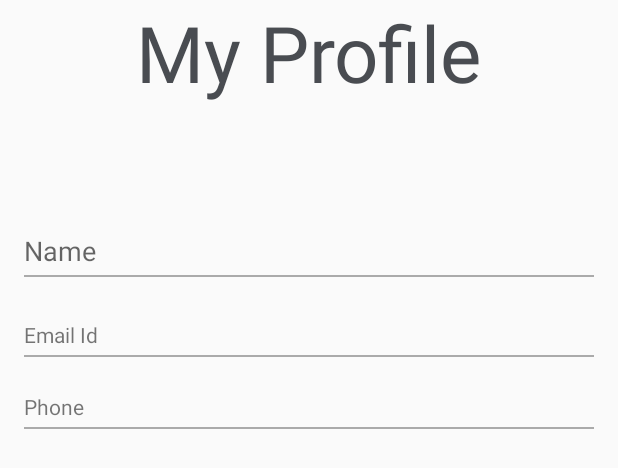
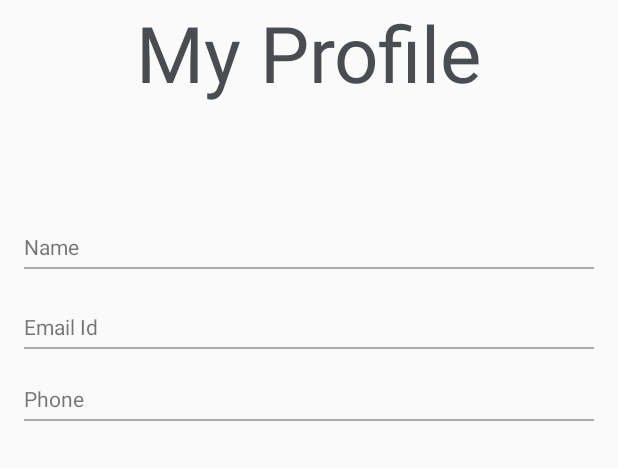
Before and after one commit to Vibeosys/NearbyPets, an Android app: the layout new_profile.xml on its own in the app's theme, with its tools: preview values and no code run, on a phone screen of 412 x 824 dp. Shown: the top 468 px of the screen. Run offline under Robolectric (Android 15) with nearby library versions, the phone set to English and light mode, and no system bars; network calls fail.

Commit message:
action bar removed from manifest file and my profile
action bar removed from manifest file and my profile

```diff
--- a/NearbyPets/app/src/main/AndroidManifest.xml
+++ b/NearbyPets/app/src/main/AndroidManifest.xml
@@ -40,7 +40,7 @@
             android:name=".activities.CategoryListActivity"
             android:parentActivityName=".MainActivity" />
         <activity android:name=".activities.SplashScreen"
-             >
+            android:theme="@style/Theme.AppCompat.Light.NoActionBar.FullScreen">
             <intent-filter>
                 <action android:name="android.intent.action.MAIN" />
 
--- a/NearbyPets/app/src/main/res/layout/new_profile.xml
+++ b/NearbyPets/app/src/main/res/layout/new_profile.xml
@@ -56,7 +56,7 @@
             android:layout_alignParentStart="true"
             android:layout_below="@+id/FirstNameTitle"
             android:text="Name"
-            android:textAppearance="?android:attr/textAppearanceMedium" />
+            android:textAppearance="?android:attr/textAppearanceSmall" />
 
         <View
             android:id="@+id/SplitLine_hor1"
```
